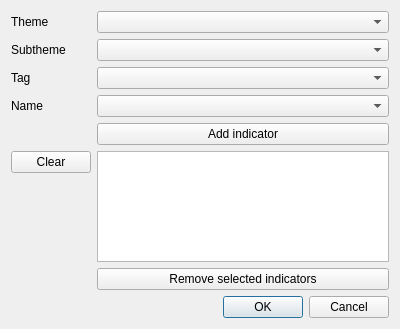
The window that svir/ui/ui_select_sv_variables.ui (gem/oq-irmt-qgis) describes before a commit, drawn with Qt 5.
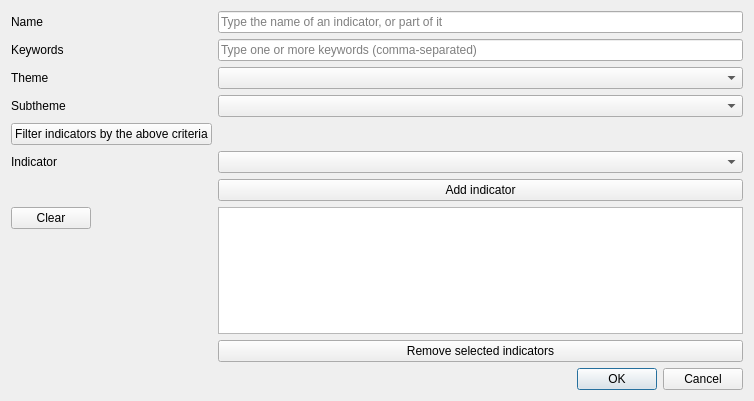
The same window after the commit.

Commit message: Import indicator names from platform using the new socioeconomic DB and filters

```diff
--- a/svir/ui/ui_select_sv_variables.ui
+++ b/svir/ui/ui_select_sv_variables.ui
@@ -6,8 +6,8 @@
    <rect>
     <x>0</x>
     <y>0</y>
-    <width>400</width>
-    <height>329</height>
+    <width>754</width>
+    <height>401</height>
    </rect>
   </property>
   <property name="windowTitle">
@@ -22,70 +22,95 @@
      <property name="fieldGrowthPolicy">
       <enum>QFormLayout::AllNonFixedFieldsGrow</enum>
      </property>
-     <item row="0" column="0">
+     <item row="2" column="0">
       <widget class="QLabel" name="theme_lbl">
        <property name="text">
         <string>Theme</string>
        </property>
       </widget>
      </item>
-     <item row="0" column="1">
+     <item row="2" column="1">
       <widget class="QComboBox" name="theme_cbx"/>
      </item>
-     <item row="1" column="0">
+     <item row="3" column="0">
       <widget class="QLabel" name="subtheme_lbl">
        <property name="text">
         <string>Subtheme</string>
        </property>
       </widget>
      </item>
-     <item row="1" column="1">
+     <item row="3" column="1">
       <widget class="QComboBox" name="subtheme_cbx"/>
      </item>
-     <item row="2" column="0">
-      <widget class="QLabel" name="tag_lbl">
-       <property name="text">
-        <string>Tag</string>
-       </property>
-      </widget>
-     </item>
-     <item row="2" column="1">
-      <widget class="QComboBox" name="tag_cbx"/>
-     </item>
-     <item row="3" column="0">
+     <item row="6" column="0">
       <widget class="QLabel" name="name_lbl">
        <property name="text">
-        <string>Name</string>
+        <string>Indicator</string>
        </property>
       </widget>
      </item>
-     <item row="3" column="1">
+     <item row="6" column="1">
       <widget class="QComboBox" name="name_cbx"/>
      </item>
-     <item row="5" column="1">
-      <widget class="QListWidget" name="selected_names_lst"/>
-     </item>
-     <item row="4" column="1">
+     <item row="7" column="1">
       <widget class="QPushButton" name="add_name_btn">
        <property name="text">
         <string>Add indicator</string>
        </property>
       </widget>
      </item>
-     <item row="6" column="1">
-      <widget class="QPushButton" name="remove_name_btn">
-       <property name="text">
-        <string>Remove selected indicators</string>
-       </property>
-      </widget>
-     </item>
-     <item row="5" column="0">
+     <item row="8" column="0">
       <widget class="QPushButton" name="clear_btn">
        <property name="text">
         <string>Clear</string>
        </property>
       </widget>
      </item>
+     <item row="8" column="1">
+      <widget class="QListWidget" name="selected_names_lst"/>
+     </item>
+     <item row="9" column="1">
+      <widget class="QPushButton" name="remove_name_btn">
+       <property name="text">
+        <string>Remove selected indicators</string>
+       </property>
+      </widget>
+     </item>
+     <item row="0" column="1">
+      <widget class="QLineEdit" name="name_filter_le">
+       <property name="placeholderText">
+        <string>Type the name of an indicator, or part of it</string>
+       </property>
+      </widget>
+     </item>
+     <item row="0" column="0">
+      <widget class="QLabel" name="name_filter_lbl">
+       <property name="text">
+        <string>Name</string>
+       </property>
+      </widget>
+     </item>
+     <item row="1" column="0">
+      <widget class="QLabel" name="keywords_lbl">
+       <property name="text">
+        <string>Keywords</string>
+       </property>
+      </widget>
+     </item>
+     <item row="1" column="1">
+      <widget class="QLineEdit" name="keywords_le">
+       <property name="placeholderText">
+        <string>Type one or more keywords (comma-separated)</string>
+       </property>
+      </widget>
+     </item>
+     <item row="4" column="0">
+      <widget class="QPushButton" name="filter_btn">
+       <property name="text">
+        <string>Filter indicators by the above criteria</string>
+       </property>
+      </widget>
+     </item>
     </layout>
    </item>
    <item row="1" column="0">
```
The commit also changes 3 other files.
